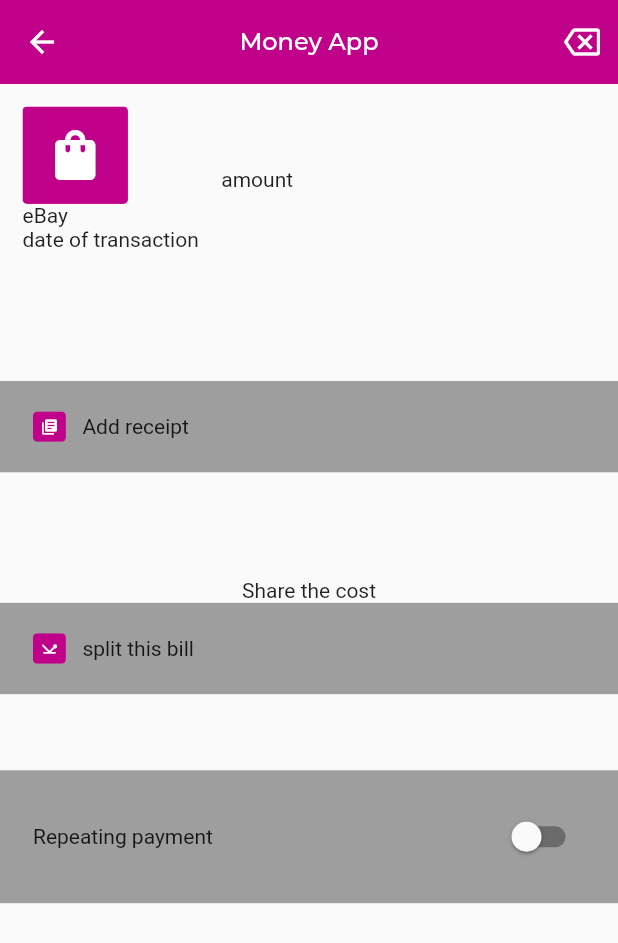
After one commit to eldarheleg/moneyapp, a Flutter app: the screen it shows after launch, after a tap on "data", after a tap on "Loan", on a phone screen of 412 x 824 dp. The commit adds this screen. Shown: the top 943 px of the screen. Run offline on Flutter 3.47's test engine with Material 2 defaults, Android fonts, the phone set to English and light mode, and no system bars; our stand-ins replace flutter_screenutil, get; Roboto replaces fonts that are missing (Hind).

Commit message:
testing controllers, added two more screen

```diff
--- a/money_app/lib/controllers/transactions_controller.dart
+++ b/money_app/lib/controllers/transactions_controller.dart
@@ -9,5 +9,19 @@ class TransactionController extends GetxController {
   TextEditingController amountController = TextEditingController();
   TextEditingController nameController = TextEditingController();
   late Transaction transaction;
+  var count = 0.obs;
+  RxBool isOn = false.obs;
 
+  void increment() {
+    count++;
+  }
+
+  void toggleSwitcha() {
+    if (isOn.value) {
+      isOn.value = false;
+    } else {
+      isOn.value = true  ;
+    }
+    print(isOn.value);
+  }
 }
--- a/money_app/lib/main.dart
+++ b/money_app/lib/main.dart
@@ -5,6 +5,7 @@ import 'package:flutter_screenutil/flutter_screenutil.dart';
 import './screens/transactions_screen.dart';
 import './screens/pay_input_amount.dart';
 import './screens/pay_input_name.dart';
+import './screens/loan_input_screen.dart';
 
 void main() {
   runApp(MoneyApp());
@@ -36,6 +37,7 @@ class MoneyApp extends StatelessWidget {
           GetPage(name: "/", page:() =>  TransactionsScreen()),
           GetPage(name: "/PayInputAmount", page:() =>  PayInputAmount()),
           GetPage(name: "/PayInputName", page:() =>  PayInputName()),
+          GetPage(name: "/LoanInput", page:() =>  LoanInputScreen()),
         ],
       ),
       designSize: const Size(375, 812),
--- /dev/null
+++ b/money_app/lib/screens/loan_input_screen.dart
@@ -0,0 +1,136 @@
+import 'package:flutter/material.dart';
+import 'package:get/get.dart';
+import 'package:flutter_screenutil/flutter_screenutil.dart';
+
+import '../controllers/transactions_controller.dart';
+
+class LoanInputScreen extends StatelessWidget {
+  TextEditingController _text = TextEditingController();
+  TransactionController tran = TransactionController();
+  //bool isOn = true;
+  @override
+  Widget build(BuildContext context) {
+    var th = Theme.of(context);
+    return Scaffold(
+      appBar: AppBar(
+        elevation: 0,
+        backgroundColor: th.primaryColor,
+        title: const Text(
+          'Money App',
+          style: TextStyle(fontSize: 16),
+        ),
+        centerTitle: true,
+        actions: [
+          IconButton(
+              onPressed: () => Get.toNamed("/"),
+              icon: Icon(Icons.backspace_outlined))
+        ],
+      ),
+      body: Column(
+        children: [
+          Row(
+            children: [
+              Padding(
+                padding: const EdgeInsets.all(15.0),
+                child: Column(
+                  crossAxisAlignment: CrossAxisAlignment.start,
+                  children: [
+                    ClipRRect(
+                      borderRadius: BorderRadius.circular(3.0), //or 15.0
+                      child: Container(
+                        height: 64.h,
+                        width: 64.w,
+                        color: Color(0xffC0028B),
+                        child: Icon(
+                          Icons.shopping_bag_rounded,
+                          color: Colors.white,
+                          size: 40,
+                        ),
+                      ),
+                    ),
+                    Text('eBay'),
+                    Text('date of transaction')
+                  ],
+                ),
+              ),
+              Text('amount')
+            ],
+          ),
+          SizedBox(
+            height: 70.h,
+          ),
+          Container(
+            color: Colors.grey,
+            child: Padding(
+              padding: EdgeInsets.symmetric(horizontal: 20.w,vertical: 20.h),
+              child: Row(
+                mainAxisAlignment: MainAxisAlignment.start,
+                children: [
+                  ClipRRect(
+                    borderRadius: BorderRadius.circular(3.0), //or 15.0
+                    child: Container(
+                      height: 20.h,
+                      width: 20.w,
+                      color: Color(0xffC0028B),
+                      child: Icon(Icons.library_books,
+                          color: Colors.white, size: 12),
+                    ),
+                  ),
+                  SizedBox(width: 10.w,),
+                  Text('Add receipt'),
+
+                ],
+              ),
+            ),
+          ),
+          SizedBox(
+            height: 70.h,
+          ),
+          Text('Share the cost'),
+          Container(
+            color: Colors.grey,
+            child: Padding(
+              padding: EdgeInsets.symmetric(horizontal: 20.w,vertical: 20.h),
+              child: Row(
+                mainAxisAlignment: MainAxisAlignment.start,
+                children: [
+                  ClipRRect(
+                    borderRadius: BorderRadius.circular(3.0), //or 15.0
+                    child: Container(
+                      height: 20.h,
+                      width: 20.w,
+                      color: Color(0xffC0028B),
+                      child: Icon(Icons.network_ping,
+                          color: Colors.white, size: 12),
+                    ),
+                  ),
+                  SizedBox(width: 10.w,),
+                  Text('split this bill'),
+
+                ],
+              ),
+            ),
+          ),
+          SizedBox(
+            height: 50.h,
+          ),
+          Container(
+            color: Colors.grey,
+            child: Padding(
+              padding: EdgeInsets.symmetric(horizontal: 20.w,vertical: 20.h),
+              child: Row(
+                mainAxisAlignment: MainAxisAlignment.spaceBetween,
+                children: [
+                  Text('Repeating payment'),
+                  GetX<TransactionController>(builder: (c) => Switch(value: c.isOn.value, onChanged: ((value) => c.toggleSwitcha()),))
+
+
+                ],
+              ),
+            ),
+          ),
+        ],
+      ),
+    );
+  }
+}
--- a/money_app/lib/screens/pay_input_amount.dart
+++ b/money_app/lib/screens/pay_input_amount.dart
@@ -4,10 +4,11 @@ import 'package:get/get.dart';
 import '../models/Transaction.dart';
 import '../widgets/transaction_list.dart';
 import '../controllers/transactions_controller.dart';
-
+import './transactions_screen.dart';
 
 class PayInputAmount extends StatelessWidget {
-  const PayInputAmount({super.key});
+  final TransactionsScreen tran = TransactionsScreen();
+  final TransactionController tranController = TransactionController();
 
   @override
   Widget build(BuildContext context) {
@@ -24,7 +25,9 @@ class PayInputAmount extends StatelessWidget {
         ),
         centerTitle: true,
         actions: [
-          IconButton(onPressed:() => Get.toNamed("/"), icon: Icon(Icons.backspace_outlined))
+          IconButton(
+              onPressed: () => Get.toNamed("/"),
+              icon: Icon(Icons.backspace_outlined))
         ],
       ),
       body: Column(
@@ -38,7 +41,7 @@ class PayInputAmount extends StatelessWidget {
           ),
           ElevatedButton(
               onPressed: () {
-                Get.back(result: _text.text);
+                Get.find<TransactionController>().increment();
               },
               child: Text('posalji na glavni screen')),
         ],
--- a/money_app/lib/screens/pay_input_name.dart
+++ b/money_app/lib/screens/pay_input_name.dart
@@ -4,9 +4,10 @@ import 'package:flutter/material.dart';
 import 'package:get/get.dart';
 
 import '../controllers/transactions_controller.dart';
+import '../screens/transactions_screen.dart';
 
 class PayInputName extends StatelessWidget {
-  const PayInputName({super.key});
+  final TransactionsScreen tran = TransactionsScreen();
 
   @override
   Widget build(BuildContext context) {
@@ -24,7 +25,9 @@ class PayInputName extends StatelessWidget {
         ),
         centerTitle: true,
         actions: [
-          IconButton(onPressed:() => Get.toNamed("/PayInputAmount"), icon: Icon(Icons.backspace_outlined))
+          IconButton(
+              onPressed: () => Get.toNamed("/PayInputAmount"),
+              icon: Icon(Icons.backspace_outlined))
         ],
       ),
       body: Column(
@@ -38,11 +41,12 @@ class PayInputName extends StatelessWidget {
           ),
           ElevatedButton(
               onPressed: () {
-                Get.back(result: _text.text);
+                Get.find<TransactionController>().increment();
               },
               child: Text('posalji na glavni screen')),
         ],
       ),
-    );;
+    );
+    ;
   }
 }
--- a/money_app/lib/screens/transactions_screen.dart
+++ b/money_app/lib/screens/transactions_screen.dart
@@ -8,14 +8,16 @@ import '../widgets/transaction_list.dart';
 import '../controllers/transactions_controller.dart';
 
 class TransactionsScreen extends StatelessWidget {
+  //void addNewTransaction( )
+  final TransactionController transController =
+      Get.put(TransactionController());
 
-  //void addNewTransaction( )
-  final TransactionController transController = Get.put(TransactionController());
+
+
   @override
   Widget build(BuildContext context) {
     //final List<Transaction> transactions = [];
-    String data = "";
-    //final size = MediaQuery.of(context).size;
+
     final th = Theme.of(context);
     return Scaffold(
       appBar: AppBar(
@@ -31,9 +33,14 @@ class TransactionsScreen extends StatelessWidget {
         children: [
           Column(
             children: [
-              Column(children: [
-                Text('amounttt')
-              ]),
+              Column(children: [Text('amounttt')]),
+              ElevatedButton(
+                onPressed: () => Get.find<TransactionController>().increment(),
+                child: Text('data'),
+              ),
+              GetX<TransactionController>(
+                  //init: transController,
+                  builder: (_) => Text('this is observe : ${_.count}')),
               Container(
                 height: 500.h,
                 color: const Color(0xffF7F7F7),
@@ -102,7 +109,11 @@ class Loan extends StatelessWidget {
 
   @override
   Widget build(BuildContext context) {
+    final TransactionsScreen tran = TransactionsScreen();
     return GestureDetector(
+      onTap: () {
+        Get.toNamed("/LoanInput");
+      },
       child: Column(
         mainAxisAlignment: MainAxisAlignment.end,
         children: [
@@ -128,7 +139,7 @@ class TopUp extends StatelessWidget {
   @override
   Widget build(BuildContext context) {
     return GestureDetector(
-      onTap: () => Get.to(() => const PayInputAmount()),
+      onTap: () => Get.to(() => PayInputAmount()),
       child: Column(
         mainAxisAlignment: MainAxisAlignment.end,
         children: [
@@ -154,7 +165,7 @@ class Pay extends StatelessWidget {
   @override
   Widget build(BuildContext context) {
     return GestureDetector(
-      onTap: () => Get.to(const PayInputAmount()),
+      onTap: () => Get.to(PayInputAmount()),
       child: Column(
         mainAxisAlignment: MainAxisAlignment.end,
         children: [
```
